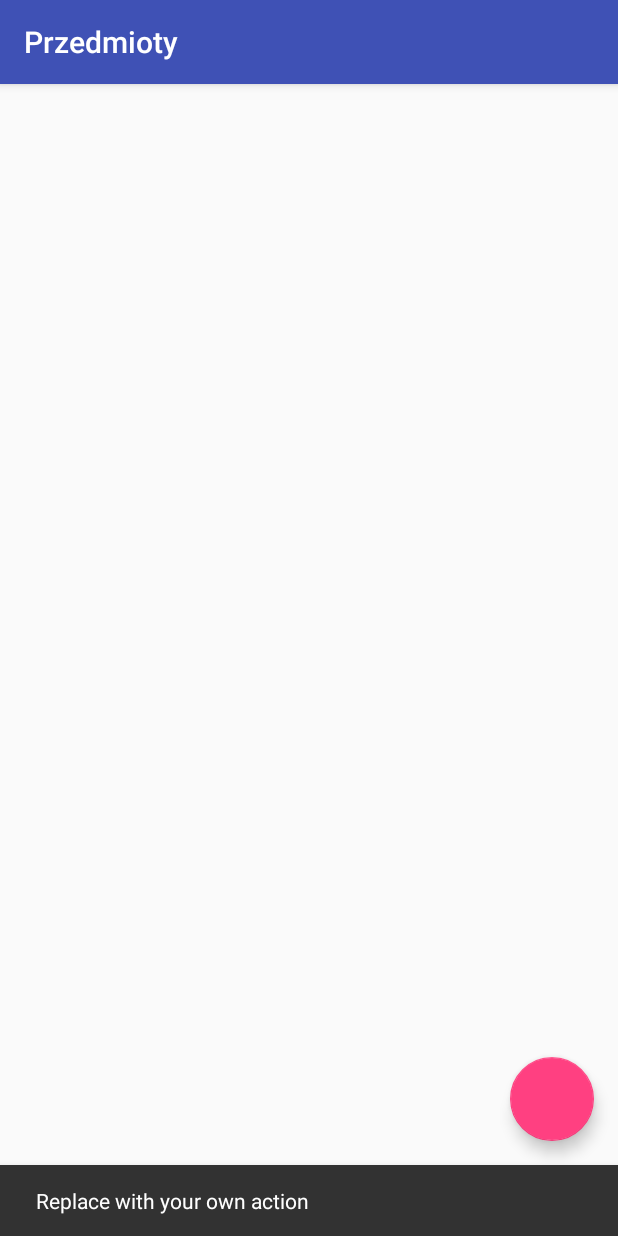
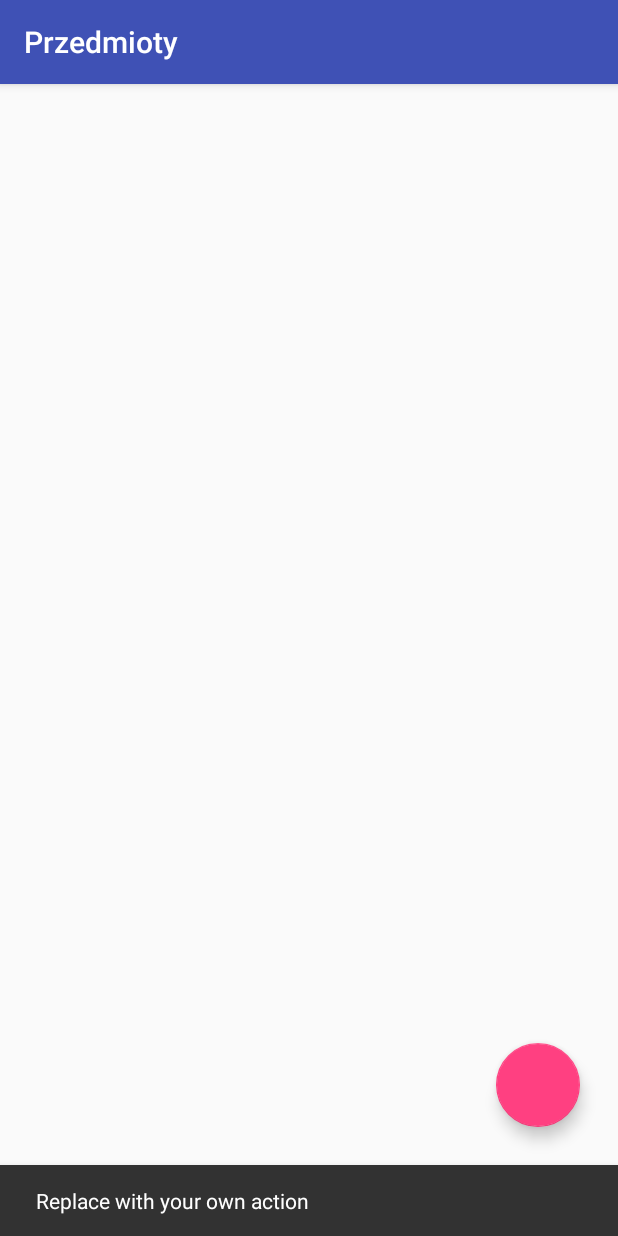
Before and after one commit to Fejcvk/StudiesManager, an Android app: the SubjectsActivity screen opened directly, with no data from a screen before it, after a tap on an icon or button, on a phone screen of 412 x 824 dp. Run offline under Robolectric (Android 15) with nearby library versions, the phone set to English and light mode, and no system bars; 1 statement that could not run was skipped.

```diff
--- a/app/src/main/java/com/example/tomasz/studiesmenager/SubjectDetail/SubjectDetailActivity.java
+++ b/app/src/main/java/com/example/tomasz/studiesmenager/SubjectDetail/SubjectDetailActivity.java
@@ -19,6 +19,8 @@ import java.util.ArrayList;
 import java.util.Date;
 import java.util.List;
 
+import static android.R.id.toggle;
+
 public class SubjectDetailActivity extends AppCompatActivity {
 
     private long subjectID;
@@ -26,6 +28,9 @@ public class SubjectDetailActivity extends AppCompatActivity {
     private List<Attendence> pastAttendences;
     @Override
     protected void onCreate(Bundle savedInstanceState) {
+
+
+
         super.onCreate(savedInstanceState);
         setContentView(R.layout.activity_subject_detail_layout);
         Toolbar toolbar = (Toolbar) findViewById(R.id.toolbar);
--- a/app/src/main/res/layout/activity_schedule_view.xml
+++ b/app/src/main/res/layout/activity_schedule_view.xml
@@ -8,8 +8,10 @@
 
     <android.support.v7.widget.RecyclerView
         android:id="@+id/recycler_view"
-        android:layout_width="match_parent"
-        android:layout_height="match_parent">
+        android:layout_width="368dp"
+        android:layout_height="551dp"
+        tools:layout_editor_absoluteY="8dp"
+        tools:layout_editor_absoluteX="8dp">
 
     </android.support.v7.widget.RecyclerView>
 
--- a/app/src/main/res/layout/activity_subjects.xml
+++ b/app/src/main/res/layout/activity_subjects.xml
@@ -33,6 +33,6 @@
         android:layout_width="wrap_content"
         android:layout_height="wrap_content"
         android:layout_gravity="bottom|end"
-        android:layout_margin="@dimen/fab_margin" />
+        android:layout_margin="25dp" />
 
 </android.support.design.widget.CoordinatorLayout>
--- a/app/src/main/res/layout/content_subjects_card.xml
+++ b/app/src/main/res/layout/content_subjects_card.xml
@@ -13,7 +13,7 @@
         android:layout_width="match_parent"
         android:layout_height="wrap_content"
         android:layout_gravity="center"
-        android:layout_margin="2dp"
+        android:layout_margin="5dp"
         card_view:cardCornerRadius="2dp"
         card_view:contentPadding="10dp">
 
@@ -26,7 +26,8 @@
                 android:layout_width="wrap_content"
                 android:layout_height="wrap_content"
                 android:layout_alignParentTop="true"
-                android:textSize="18sp" />
+                android:textSize="18sp"
+                android:padding="10dp"/>
 
         </RelativeLayout>
 
```
